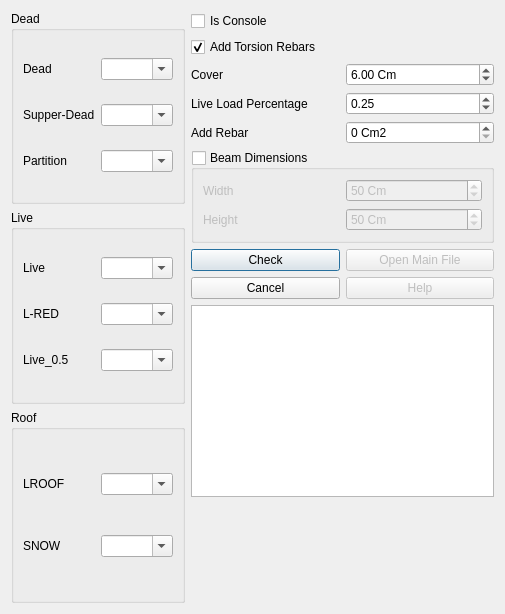
Old version of the form widgets/control/control_deflection.ui in the repository ebrahimraeyat/civilTools.
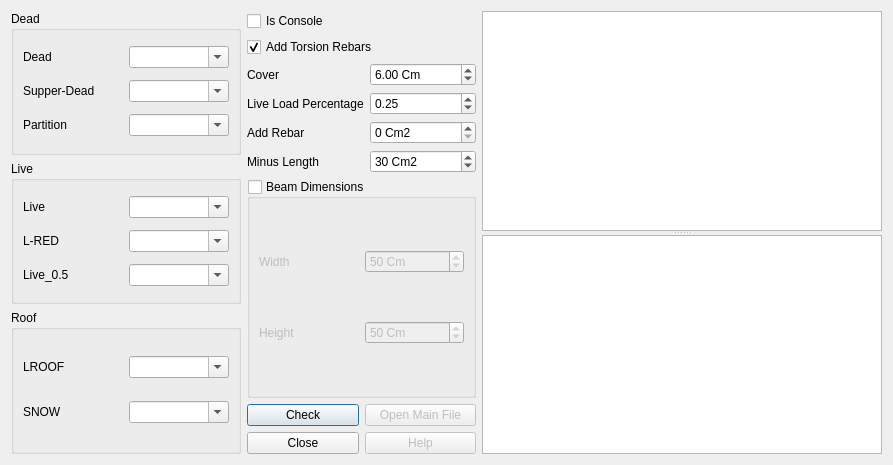
New version of the form. Icons and pictures are not drawn.

Commit message: Get results of deflection for checking

```diff
--- a/widgets/control/control_deflection.ui
+++ b/widgets/control/control_deflection.ui
@@ -6,8 +6,8 @@
    <rect>
     <x>0</x>
     <y>0</y>
-    <width>505</width>
-    <height>614</height>
+    <width>893</width>
+    <height>465</height>
    </rect>
   </property>
   <property name="windowTitle">
@@ -267,6 +267,32 @@
          </property>
         </widget>
        </item>
+       <item row="9" column="1">
+        <widget class="QDoubleSpinBox" name="minus_length">
+         <property name="suffix">
+          <string> Cm2</string>
+         </property>
+         <property name="decimals">
+          <number>0</number>
+         </property>
+         <property name="maximum">
+          <double>500.000000000000000</double>
+         </property>
+         <property name="singleStep">
+          <double>5.000000000000000</double>
+         </property>
+         <property name="value">
+          <double>30.000000000000000</double>
+         </property>
+        </widget>
+       </item>
+       <item row="9" column="0">
+        <widget class="QLabel" name="label_32">
+         <property name="text">
+          <string>Minus Length</string>
+         </property>
+        </widget>
+       </item>
       </layout>
      </item>
      <item>
@@ -364,7 +390,7 @@
           <bool>true</bool>
          </property>
          <property name="text">
-          <string>Cancel</string>
+          <string>Close</string>
          </property>
          <property name="icon">
           <iconset resource="../../civiltools.qrc">
@@ -420,24 +446,31 @@
        </item>
       </layout>
      </item>
-     <item>
-      <widget class="QTextEdit" name="results"/>
-     </item>
-     <item>
-      <spacer name="verticalSpacer">
-       <property name="orientation">
-        <enum>Qt::Vertical</enum>
-       </property>
-       <property name="sizeHint" stdset="0">
-        <size>
-         <width>20</width>
-         <height>40</height>
-        </size>
-       </property>
-      </spacer>
-     </item>
     </layout>
    </item>
+   <item>
+    <widget class="QSplitter" name="splitter">
+     <property name="orientation">
+      <enum>Qt::Vertical</enum>
+     </property>
+     <widget class="QTextEdit" name="check_results">
+      <property name="minimumSize">
+       <size>
+        <width>400</width>
+        <height>0</height>
+       </size>
+      </property>
+     </widget>
+     <widget class="QTextEdit" name="results">
+      <property name="minimumSize">
+       <size>
+        <width>400</width>
+        <height>0</height>
+       </size>
+      </property>
+     </widget>
+    </widget>
+   </item>
   </layout>
  </widget>
  <tabstops>
```
Left out of the diff: 27 changed lines with no effect on the pictures. The commit also changes 1 other file.
